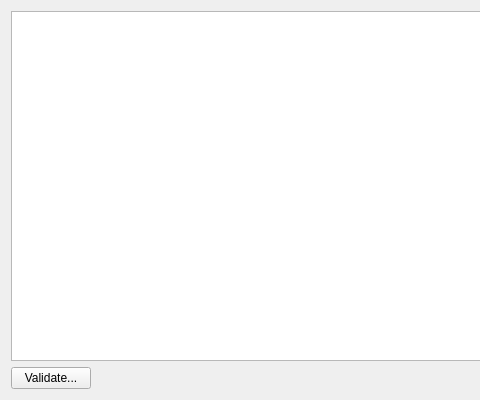
Above: u7/DialogAFBProperties.ui from whiteman-kr/u7set before the change; both pictures show x 0 to 480 and y 0 to 400 of the 1024 by 400 pixel window. Below: the same form after it.
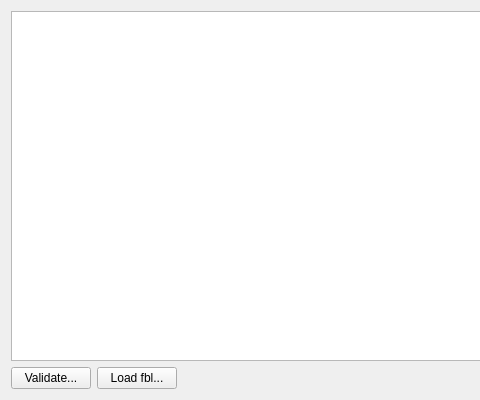
That is the form after the change.

```diff
--- a/u7/DialogAFBProperties.ui
+++ b/u7/DialogAFBProperties.ui
@@ -34,6 +34,13 @@
          </property>
         </widget>
        </item>
+       <item>
+        <widget class="QPushButton" name="m_loadFbl">
+         <property name="text">
+          <string>Load fbl...</string>
+         </property>
+        </widget>
+       </item>
        <item>
         <spacer name="horizontalSpacer">
          <property name="orientation">
```
